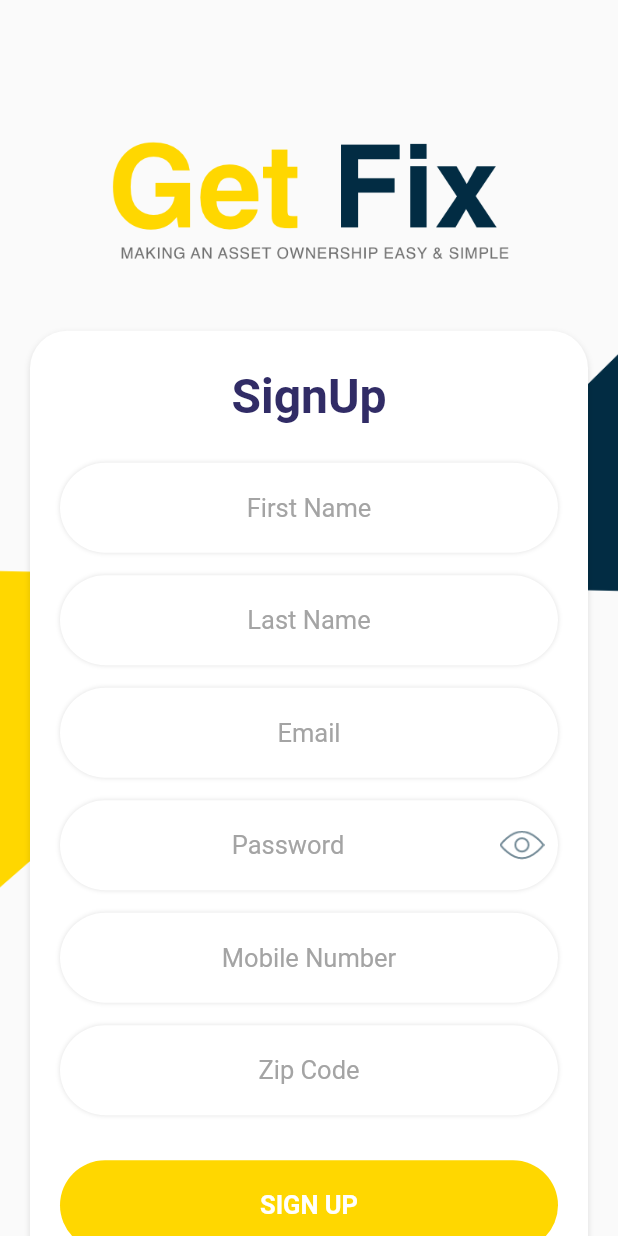
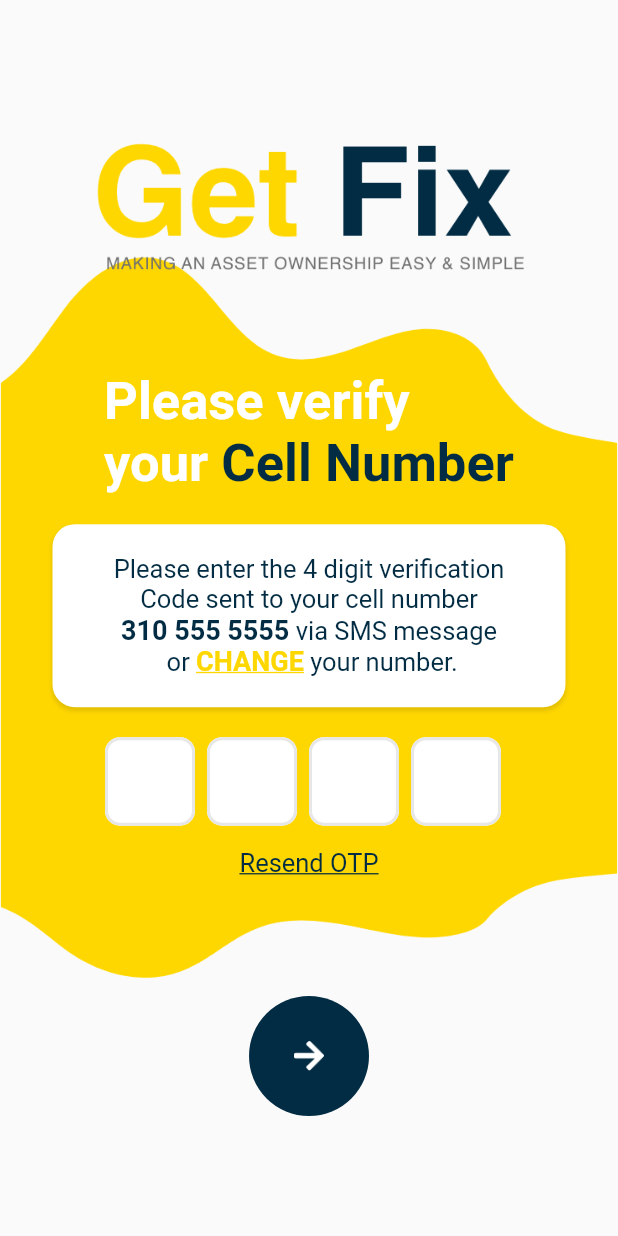
Before and after one commit to codeforany/online_maintenance_service_flutter, a Flutter app: the SignUpScreen screen opened directly, after a tap on "SIGN UP", on a phone screen of 412 x 824 dp. Run offline on Flutter 3.47's test engine with Material 3 defaults, Android fonts, the phone set to English and light mode, and no system bars; drawn by our look-alikes of flutter_otp_text_field; missing offline and left inert: fl_country_code_picker.

Commit message:
mobile verify

```diff
--- /dev/null
+++ b/lib/screen/login/mobile_verify_screen.dart
@@ -0,0 +1,180 @@
+import 'package:flutter/material.dart';
+import 'package:flutter_otp_text_field/flutter_otp_text_field.dart';
+import 'package:maintenance_service_app/common/color_extension.dart';
+import 'package:maintenance_service_app/common/extension.dart';
+
+class MobileVerifyScreen extends StatefulWidget {
+  const MobileVerifyScreen({super.key});
+
+  @override
+  State<MobileVerifyScreen> createState() => _MobileVerfiyScreenState();
+}
+
+class _MobileVerfiyScreenState extends State<MobileVerifyScreen> {
+  @override
+  Widget build(BuildContext context) {
+    return Scaffold(
+      body: Stack(
+        alignment: Alignment.center,
+        children: [
+          Image.asset(
+            "assets/img/otp_bg.png",
+            width: context.width,
+            height: context.height,
+            fit: BoxFit.fitWidth,
+          ),
+          SizedBox(
+            width: context.width,
+            height: context.height,
+            child: SingleChildScrollView(
+              child: SizedBox(
+                width: context.width,
+                height: context.height,
+                child: Column(
+                  crossAxisAlignment: CrossAxisAlignment.center,
+                  children: [
+                    const SizedBox(
+                      height: 80,
+                    ),
+                    Image.asset(
+                      "assets/img/logo.png",
+                      width: context.width * 0.7,
+                    ),
+                    const Spacer(),
+                    Text.rich(
+                      TextSpan(
+                        text: "Please verify\nyour",
+                        style: const TextStyle(
+                            color: Colors.white,
+                            fontSize: 35,
+                            fontWeight: FontWeight.w700),
+                        children: [
+                          TextSpan(
+                            text: " Cell Number",
+                            style: TextStyle(
+                                color: TColor.primaryText,
+                                fontSize: 35,
+                                fontWeight: FontWeight.w700),
+                          )
+                        ],
+                      ),
+                    ),
+                    const SizedBox(
+                      height: 20,
+                    ),
+                    Container(
+                      margin: const EdgeInsets.symmetric(horizontal: 35),
+                      padding: const EdgeInsets.symmetric(
+                          horizontal: 20, vertical: 20),
+                      width: double.maxFinite,
+                      decoration: BoxDecoration(
+                          color: Colors.white,
+                          borderRadius: BorderRadius.circular(
+                            15,
+                          ),
+                          boxShadow: const [
+                            BoxShadow(
+                                color: Colors.black12,
+                                blurRadius: 2,
+                                offset: Offset(0, 2))
+                          ]),
+                      child: Text.rich(
+                        textAlign: TextAlign.center,
+                        TextSpan(
+                            text:
+                                "Please enter the 4 digit verification\nCode sent to your cell number\n",
+                            children: [
+                              TextSpan(
+                                  text: "310 555 5555",
+                                  style: TextStyle(
+                                    color: TColor.primaryText,
+                                    fontSize: 18,
+                                    fontWeight: FontWeight.w700,
+                                  )),
+                              TextSpan(
+                                  text: " via SMS message \n or ",
+                                  style: TextStyle(
+                                    color: TColor.primaryText,
+                                    fontSize: 17,
+                                  )),
+                              TextSpan(
+                                  text: "CHANGE",
+                                  style: TextStyle(
+                                      color: TColor.primary,
+                                      fontSize: 18,
+                                      fontWeight: FontWeight.w700,
+                                      decoration: TextDecoration.underline)),
+                              TextSpan(
+                                  text: " your number.",
+                                  style: TextStyle(
+                                    color: TColor.primaryText,
+                                    fontSize: 17,
+                                  )),
+                            ],
+                            style: TextStyle(
+                              color: TColor.primaryText,
+                              fontSize: 17,
+                            )),
+                      ),
+                    ),
+                    const SizedBox(
+                      height: 20,
+                    ),
+                    OtpTextField(
+                      numberOfFields: 4,
+                      borderColor: Colors.white,
+                      //set to true to show as box or false to show as dash
+                      showFieldAsBox: true,
+                      fieldWidth: 60,
+                      fieldHeight: 60,
+                      filled: true,
+                      borderRadius: BorderRadius.circular(10),
+                      fillColor: Colors.white,
+                      //runs when a code is typed in
+                      onCodeChanged: (String code) {
+                        //handle validation or checks here
+                      },
+                      //runs when every textfield is filled
+                      onSubmit: (String verificationCode) {}, // end onSubmit
+                    ),
+                    TextButton(
+                        onPressed: () {},
+                        child: Text(
+                          "Resend OTP",
+                          style: TextStyle(
+                            color: TColor.primaryText,
+                            fontSize: 17,
+                            decoration: TextDecoration.underline,
+                          ),
+                        )),
+                    const Spacer(),
+                    InkWell(
+                      borderRadius: BorderRadius.circular(40),
+                      child: Container(
+                        width: 80,
+                        height: 80,
+                        decoration: BoxDecoration(
+                          color: TColor.secondary,
+                          borderRadius: BorderRadius.circular(40),
+                        ),
+                        alignment: Alignment.center,
+                        child: Image.asset(
+                          "assets/img/next.png",
+                          width: 20,
+                          height: 20,
+                        ),
+                      ),
+                    ),
+                    const SizedBox(
+                      height: 80,
+                    ),
+                  ],
+                ),
+              ),
+            ),
+          )
+        ],
+      ),
+    );
+  }
+}
--- a/lib/screen/login/sign_up_screen.dart
+++ b/lib/screen/login/sign_up_screen.dart
@@ -3,6 +3,7 @@ import 'package:maintenance_service_app/common/color_extension.dart';
 import 'package:maintenance_service_app/common/extension.dart';
 import 'package:maintenance_service_app/common_widget/round_button.dart';
 import 'package:maintenance_service_app/common_widget/round_textfield.dart';
+import 'package:maintenance_service_app/screen/login/mobile_verify_screen.dart';
 import 'package:maintenance_service_app/screen/login/sign_in_mobile_screen.dart';
 
 class SignUpScreen extends StatefulWidget {
@@ -142,7 +143,9 @@ class _SignUpScreenState extends State<SignUpScreen> {
                           child: RoundButton(
                               title: "SIGN UP",
                               fontWeight: FontWeight.bold,
-                              onPressed: () {}),
+                              onPressed: () {
+                                context.push( const MobileVerifyScreen() );
+                              }),
                         ),
                         Padding(
                           padding: const EdgeInsets.symmetric(vertical: 12),
```
Also changed, not shown: assets/img/next.png (added), assets/img/otp_bg.png (added).
